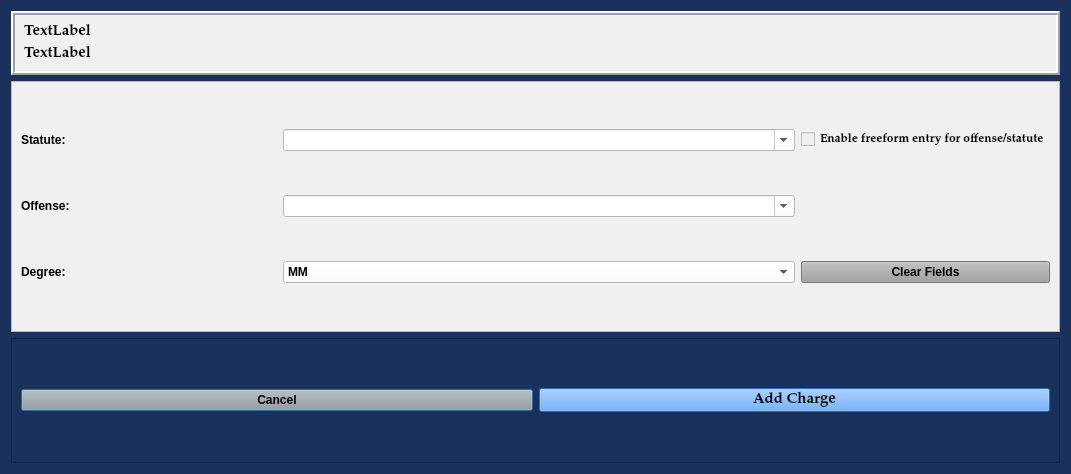
Old version of the form package/views/ui/AddChargeDialog.ui in the repository HunterProgram22/MuniEntry.
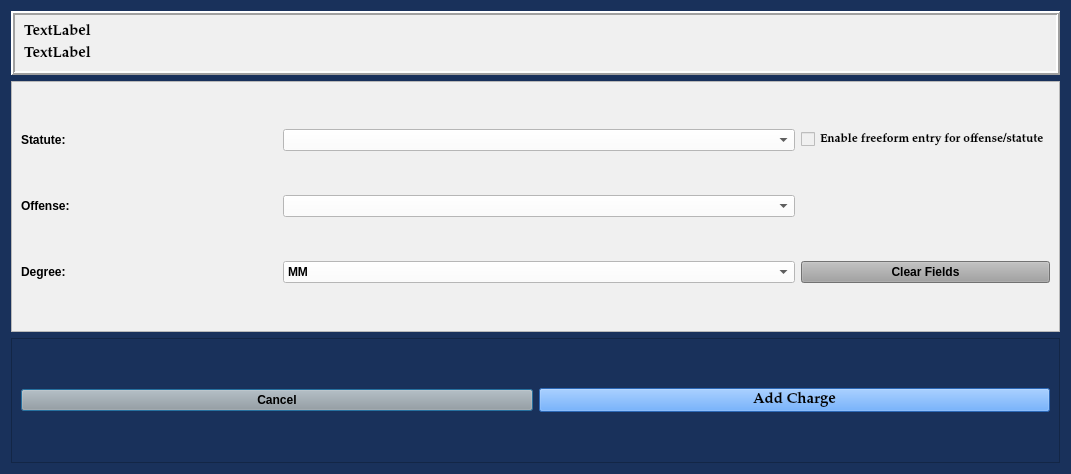
New version of the form.

The edit to the form file:
```diff
--- a/package/views/ui/AddChargeDialog.ui
+++ b/package/views/ui/AddChargeDialog.ui
@@ -223,7 +223,7 @@
          <string notr="true">background-color: rgb(255, 255, 255);</string>
         </property>
         <property name="editable">
-         <bool>true</bool>
+         <bool>false</bool>
         </property>
        </widget>
       </item>
@@ -245,7 +245,7 @@
          <string notr="true">background-color: rgb(255, 255, 255);</string>
         </property>
         <property name="editable">
-         <bool>true</bool>
+         <bool>false</bool>
         </property>
        </widget>
       </item>
```
